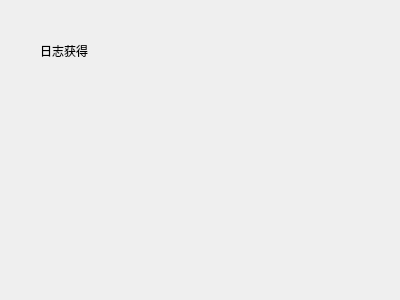
This is getlog.ui in kangwenyun/batch_acquisition_system_qt_before as Qt 5 draws it before an edit. The edited form follows.
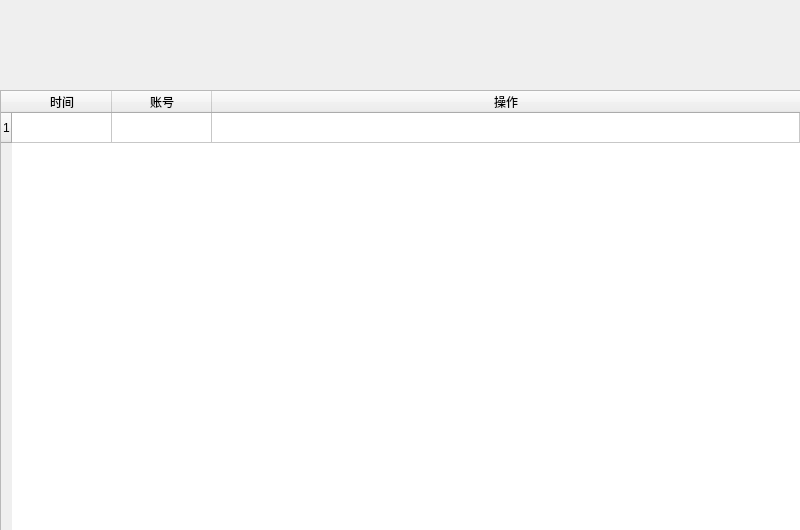
This is the edited form.

Commit message: getlog tablewidget 数据读取成功,表头设置失败

What changed in the file:
```diff
--- a/getlog.ui
+++ b/getlog.ui
@@ -6,25 +6,57 @@
    <rect>
     <x>0</x>
     <y>0</y>
-    <width>400</width>
-    <height>300</height>
+    <width>800</width>
+    <height>530</height>
    </rect>
   </property>
   <property name="windowTitle">
    <string>Form</string>
   </property>
-  <widget class="QLabel" name="label">
+  <widget class="QTableWidget" name="tableWidget">
    <property name="geometry">
     <rect>
-     <x>40</x>
-     <y>30</y>
-     <width>81</width>
-     <height>41</height>
+     <x>0</x>
+     <y>90</y>
+     <width>801</width>
+     <height>441</height>
     </rect>
    </property>
-   <property name="text">
-    <string>日志获得</string>
+   <property name="editTriggers">
+    <set>QAbstractItemView::NoEditTriggers</set>
    </property>
+   <attribute name="horizontalHeaderStretchLastSection">
+    <bool>true</bool>
+   </attribute>
+   <row>
+    <property name="text">
+     <string>1</string>
+    </property>
+   </row>
+   <column>
+    <property name="text">
+     <string>时间</string>
+    </property>
+    <property name="textAlignment">
+     <set>AlignCenter</set>
+    </property>
+   </column>
+   <column>
+    <property name="text">
+     <string>账号</string>
+    </property>
+    <property name="textAlignment">
+     <set>AlignCenter</set>
+    </property>
+   </column>
+   <column>
+    <property name="text">
+     <string>操作</string>
+    </property>
+    <property name="textAlignment">
+     <set>AlignCenter</set>
+    </property>
+   </column>
   </widget>
  </widget>
  <resources/>
```
The commit also changes 10 other files.
